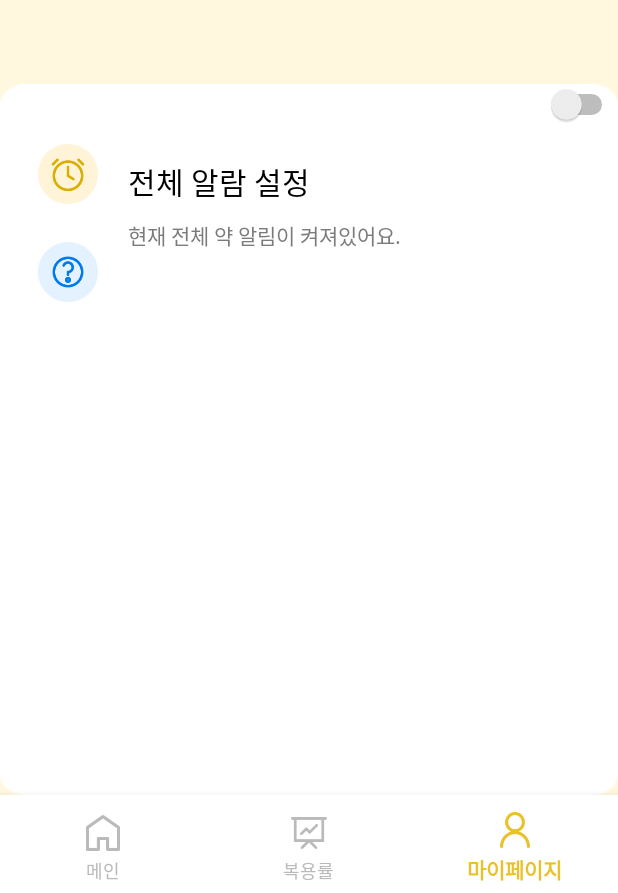
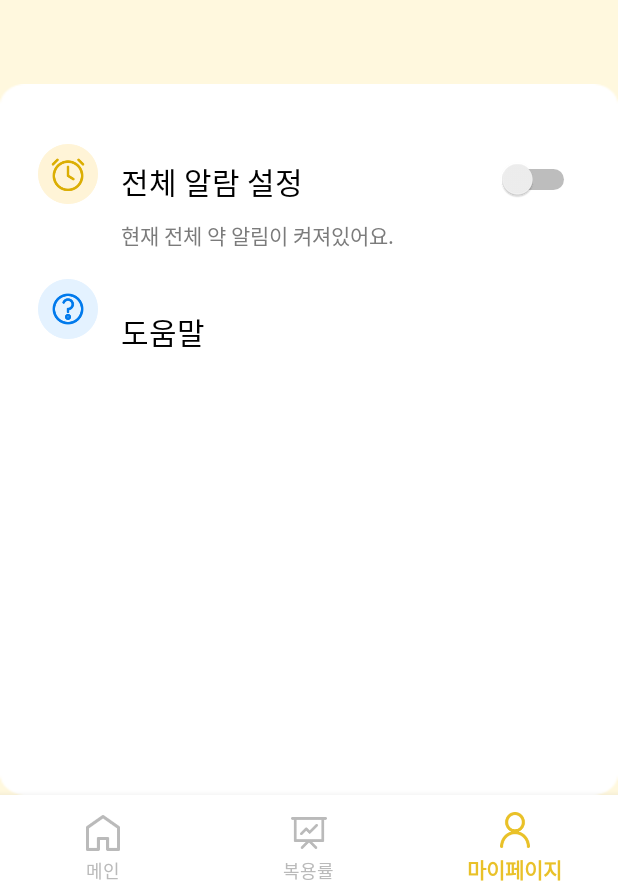
Before and after one commit to Maaaaeari/Chick, an Android app: the screen it shows after launch (MainActivity), item 3 of the bottom bar chosen, on a phone screen of 412 x 824 dp, the part 343-1236 px from its top. Run offline under Robolectric (Android 15) with nearby library versions, the phone set to English and light mode, and no system bars.

Commit message:
마이페이지 xml

```diff
--- a/app/src/main/res/layout/fragment_mypage.xml
+++ b/app/src/main/res/layout/fragment_mypage.xml
@@ -46,7 +46,7 @@
             android:layout_width="wrap_content"
             android:layout_height="wrap_content"
             android:layout_marginLeft="25dp"
-            android:layout_marginRight="20dp"
+            android:layout_marginRight="15dp"
             android:orientation="vertical">
 
             <RelativeLayout
@@ -61,7 +61,7 @@
                 android:layout_width="40dp"
                 android:layout_height="40dp"
                 android:layout_marginTop="40dp"
-                android:layout_marginBottom="25dp"
+                android:layout_marginBottom="50dp"
                 android:layout_weight="1"
                 android:src="@drawable/ic_mypage_alaram" />
 
@@ -99,13 +99,29 @@
                 android:text="현재 전체 약 알림이 켜져있어요."
                 android:textColor="#7B7B7B" />
 
+            <Button
+                android:id="@+id/textView4"
+                android:layout_width="match_parent"
+                android:layout_height="wrap_content"
+                android:layout_marginTop="30dp"
+                android:layout_marginBottom="10dp"
+                android:background="#00FFFFFF"
+                android:fontFamily="@font/jejugothic"
+                android:text="도움말"
+                android:textAlignment="viewStart"
+                android:textColor="#000000"
+                android:textSize="20sp" />
+
         </LinearLayout>
 
         <Switch
             android:id="@+id/switchAlaram"
             android:layout_width="wrap_content"
             android:layout_height="wrap_content"
-            android:layout_weight="1" />
+            android:layout_marginTop="50dp"
+            android:layout_marginRight="25dp"
+            android:layout_weight="1"
+            android:switchMinWidth="55dp" />
 
     </LinearLayout>
 </LinearLayout>
```
